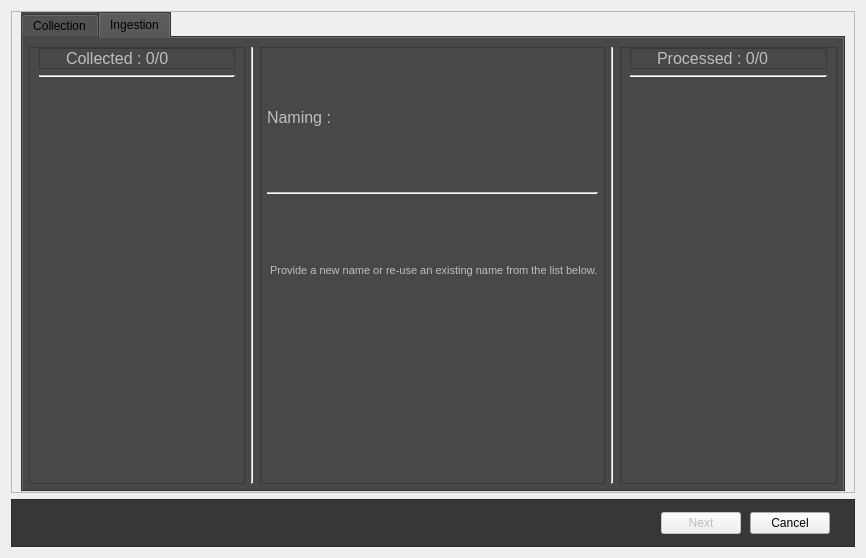
First picture: the form in library/ui/ingestion.ui, repository swillisart/Relic, before the edit.
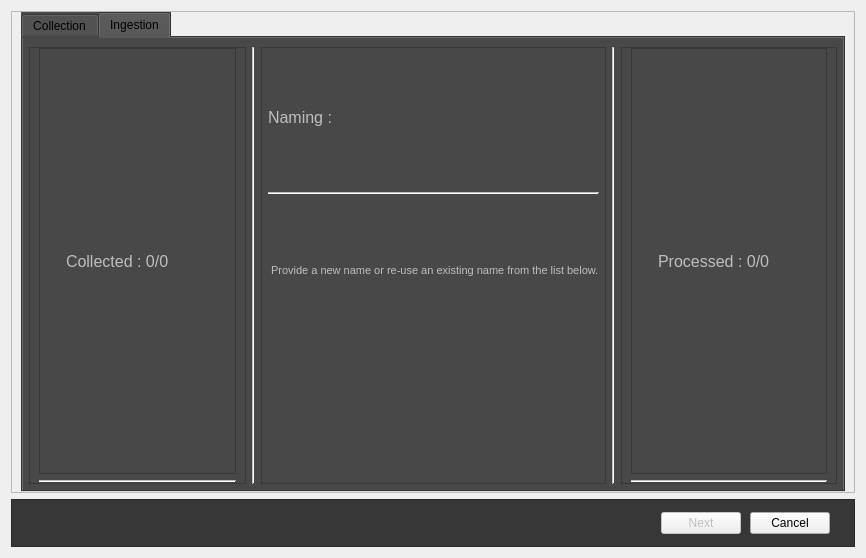
Second picture: the form after the edit. The open tabs and pages were chosen to show the change. Icons and pictures are not drawn. Custom widgets are drawn as their Qt base class.

What changed in the file:
```diff
--- a/library/ui/ingestion.ui
+++ b/library/ui/ingestion.ui
@@ -504,6 +504,7 @@
                   <property name="font">
                    <font>
                     <pointsize>12</pointsize>
+                    <weight>50</weight>
                     <bold>false</bold>
                     <underline>false</underline>
                     <kerning>true</kerning>
@@ -537,31 +538,6 @@
                </property>
               </widget>
              </item>
-             <item>
-              <widget class="AssetListView" name="collectedListView">
-               <property name="styleSheet">
-                <string notr="true">QWidget#collectedListView {
-background-color: rgb(72, 72, 72);
-border: none;
-}</string>
-               </property>
-               <property name="frameShape">
-                <enum>QFrame::NoFrame</enum>
-               </property>
-               <property name="resizeMode">
-                <enum>QListView::Adjust</enum>
-               </property>
-               <property name="uniformItemSizes">
-                <bool>true</bool>
-               </property>
-               <property name="wordWrap">
-                <bool>true</bool>
-               </property>
-               <property name="selectionRectVisible">
-                <bool>true</bool>
-               </property>
-              </widget>
-             </item>
             </layout>
            </widget>
           </item>
@@ -614,6 +590,7 @@
                <property name="font">
                 <font>
                  <pointsize>12</pointsize>
+                 <weight>50</weight>
                  <bold>false</bold>
                  <underline>false</underline>
                  <kerning>true</kerning>
@@ -731,6 +708,7 @@
                   <property name="font">
                    <font>
                     <pointsize>12</pointsize>
+                    <weight>50</weight>
                     <bold>false</bold>
                     <underline>false</underline>
                     <kerning>true</kerning>
@@ -764,31 +742,6 @@
                </property>
               </widget>
              </item>
-             <item>
-              <widget class="AssetListView" name="newAssetListView">
-               <property name="styleSheet">
-                <string notr="true">QWidget#newAssetListView {
-background-color: rgb(72, 72, 72);
-border: none;
-}</string>
-               </property>
-               <property name="frameShape">
-                <enum>QFrame::NoFrame</enum>
-               </property>
-               <property name="resizeMode">
-                <enum>QListView::Adjust</enum>
-               </property>
-               <property name="uniformItemSizes">
-                <bool>true</bool>
-               </property>
-               <property name="wordWrap">
-                <bool>true</bool>
-               </property>
-               <property name="selectionRectVisible">
-                <bool>true</bool>
-               </property>
-              </widget>
-             </item>
             </layout>
            </widget>
           </item>
@@ -883,11 +836,6 @@
   </layout>
  </widget>
  <customwidgets>
-  <customwidget>
-   <class>AssetListView</class>
-   <extends>QListView</extends>
-   <header>library.widgets.assets_alt.h</header>
-  </customwidget>
   <customwidget>
    <class>AssetNameListView</class>
    <extends>QWidget</extends>
```
Left out of the diff: 11 changed lines with no effect on the pictures.
